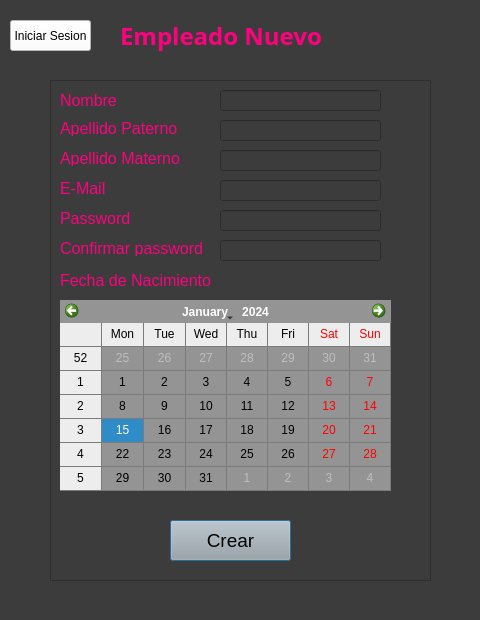
Qt form nuevo_empleado.ui (AlejandroRV02/python-concierto) before a commit.
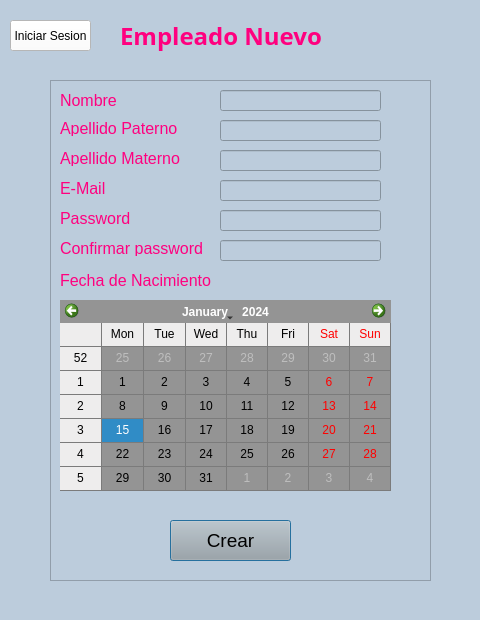
The same form after that commit.

```diff
--- a/nuevo_empleado.ui
+++ b/nuevo_empleado.ui
@@ -14,7 +14,7 @@
    <string>Dialog</string>
   </property>
   <property name="styleSheet">
-   <string notr="true">background-color: rgb(60,60,60);</string>
+   <string notr="true">background-color: #bcccdc/* rgb(60,60,60)*/;</string>
   </property>
   <widget class="QFrame" name="frame_2">
    <property name="geometry">
```
